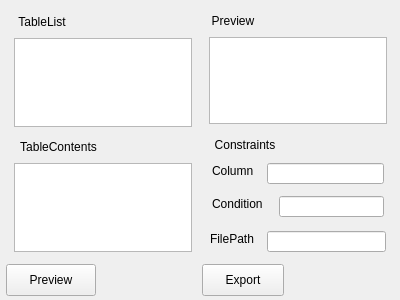
First picture: the form in scadagui/exportwindow.ui, repository MaxwellMcFarlane/DMS, before the edit.
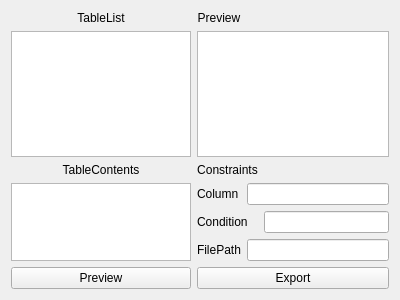
Second picture: the form after the edit.

Diff of the .ui file:
```diff
--- a/scadagui/exportwindow.ui
+++ b/scadagui/exportwindow.ui
@@ -13,90 +13,9 @@
   <property name="windowTitle">
    <string>Form</string>
   </property>
-  <widget class="QPushButton" name="Export">
-   <property name="geometry">
-    <rect>
-     <x>202</x>
-     <y>264</y>
-     <width>82</width>
-     <height>32</height>
-    </rect>
-   </property>
-   <property name="text">
-    <string>Export</string>
-   </property>
-  </widget>
-  <widget class="QPushButton" name="Preview">
-   <property name="geometry">
-    <rect>
-     <x>6</x>
-     <y>264</y>
-     <width>90</width>
-     <height>32</height>
-    </rect>
-   </property>
-   <property name="text">
-    <string>Preview</string>
-   </property>
-  </widget>
-  <widget class="QLabel" name="label_2">
-   <property name="geometry">
-    <rect>
-     <x>210</x>
-     <y>137</y>
-     <width>70</width>
-     <height>16</height>
-    </rect>
-   </property>
-   <property name="text">
-    <string>Constraints</string>
-   </property>
-   <property name="alignment">
-    <set>Qt::AlignCenter</set>
-   </property>
-  </widget>
-  <widget class="QLabel" name="label_6">
-   <property name="geometry">
-    <rect>
-     <x>212</x>
-     <y>196</y>
-     <width>59</width>
-     <height>16</height>
-    </rect>
-   </property>
-   <property name="text">
-    <string>Condition</string>
-   </property>
-  </widget>
-  <widget class="QLineEdit" name="ConditionEdit">
-   <property name="geometry">
-    <rect>
-     <x>279</x>
-     <y>196</y>
-     <width>105</width>
-     <height>21</height>
-    </rect>
-   </property>
-  </widget>
-  <widget class="QListWidget" name="listWidget">
-   <property name="geometry">
-    <rect>
-     <x>14</x>
-     <y>38</y>
-     <width>178</width>
-     <height>89</height>
-    </rect>
-   </property>
-  </widget>
+  <layout class="QGridLayout" name="gridLayout">
+   <item row="0" column="0">
   <widget class="QLabel" name="label">
-   <property name="geometry">
-    <rect>
-     <x>14</x>
-     <y>14</y>
-     <width>56</width>
-     <height>16</height>
-    </rect>
-   </property>
    <property name="text">
     <string>TableList</string>
    </property>
@@ -104,25 +23,25 @@
     <set>Qt::AlignCenter</set>
    </property>
   </widget>
-  <widget class="QTextEdit" name="TableContentView">
-   <property name="geometry">
-    <rect>
-     <x>14</x>
-     <y>163</y>
-     <width>178</width>
-     <height>89</height>
-    </rect>
-   </property>
-  </widget>
+   </item>
+   <item row="0" column="1">
+    <widget class="QLabel" name="label_4">
+     <property name="text">
+      <string>Preview</string>
+     </property>
+     <property name="alignment">
+      <set>Qt::AlignCenter</set>
+     </property>
+    </widget>
+   </item>
+   <item row="1" column="0">
+    <widget class="QListWidget" name="listWidget"/>
+   </item>
+   <item row="1" column="1" colspan="3">
+    <widget class="QTextEdit" name="TableExportView"/>
+   </item>
+   <item row="2" column="0">
   <widget class="QLabel" name="label_3">
-   <property name="geometry">
-    <rect>
-     <x>14</x>
-     <y>139</y>
-     <width>89</width>
-     <height>16</height>
-    </rect>
-   </property>
    <property name="text">
     <string>TableContents</string>
    </property>
@@ -130,78 +49,65 @@
     <set>Qt::AlignCenter</set>
    </property>
   </widget>
-  <widget class="QLineEdit" name="ColumnEdit">
-   <property name="geometry">
-    <rect>
-     <x>267</x>
-     <y>163</y>
-     <width>117</width>
-     <height>21</height>
-    </rect>
-   </property>
-  </widget>
+   </item>
+   <item row="2" column="1" colspan="2">
+    <widget class="QLabel" name="label_2">
+     <property name="text">
+      <string>Constraints</string>
+     </property>
+     <property name="alignment">
+      <set>Qt::AlignCenter</set>
+     </property>
+    </widget>
+   </item>
+   <item row="3" column="0" rowspan="3">
+    <widget class="QTextEdit" name="TableContentView"/>
+   </item>
+   <item row="3" column="1">
   <widget class="QLabel" name="label_5">
-   <property name="geometry">
-    <rect>
-     <x>212</x>
-     <y>163</y>
-     <width>47</width>
-     <height>16</height>
-    </rect>
-   </property>
    <property name="text">
     <string>Column</string>
    </property>
   </widget>
-  <widget class="QTextEdit" name="TableExportView">
-   <property name="geometry">
-    <rect>
-     <x>209</x>
-     <y>37</y>
-     <width>178</width>
-     <height>87</height>
-    </rect>
-   </property>
-  </widget>
-  <widget class="QLabel" name="label_4">
-   <property name="geometry">
-    <rect>
-     <x>209</x>
-     <y>13</y>
-     <width>48</width>
-     <height>16</height>
-    </rect>
-   </property>
+   </item>
+   <item row="3" column="2" colspan="2">
+    <widget class="QLineEdit" name="ColumnEdit"/>
+   </item>
+   <item row="4" column="1" colspan="2">
+    <widget class="QLabel" name="label_6">
    <property name="text">
-    <string>Preview</string>
-   </property>
-   <property name="alignment">
-    <set>Qt::AlignCenter</set>
-   </property>
-  </widget>
-  <widget class="QLineEdit" name="FilePath">
-   <property name="geometry">
-    <rect>
-     <x>267</x>
-     <y>231</y>
-     <width>119</width>
-     <height>21</height>
-    </rect>
-   </property>
-  </widget>
+      <string>Condition</string>
+     </property>
+    </widget>
+   </item>
+   <item row="4" column="3">
+    <widget class="QLineEdit" name="ConditionEdit"/>
+   </item>
+   <item row="5" column="1">
   <widget class="QLabel" name="label_7">
-   <property name="geometry">
-    <rect>
-     <x>210</x>
-     <y>231</y>
-     <width>49</width>
-     <height>16</height>
-    </rect>
-   </property>
    <property name="text">
     <string>FilePath</string>
    </property>
   </widget>
+   </item>
+   <item row="5" column="2" colspan="2">
+    <widget class="QLineEdit" name="FilePath"/>
+   </item>
+   <item row="6" column="0">
+    <widget class="QPushButton" name="Preview">
+     <property name="text">
+      <string>Preview</string>
+     </property>
+    </widget>
+   </item>
+   <item row="6" column="1" colspan="3">
+    <widget class="QPushButton" name="Export">
+     <property name="text">
+      <string>Export</string>
+     </property>
+    </widget>
+   </item>
+  </layout>
  </widget>
  <resources/>
  <connections/>
```
Lines whose indentation alone changed are shown as unchanged.
